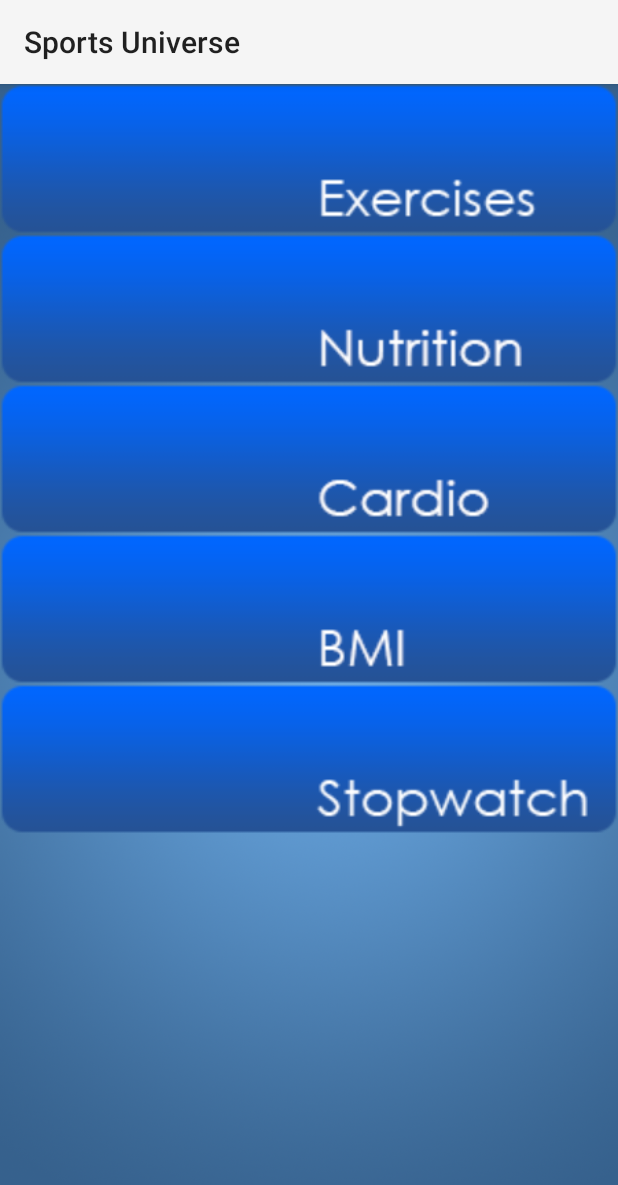
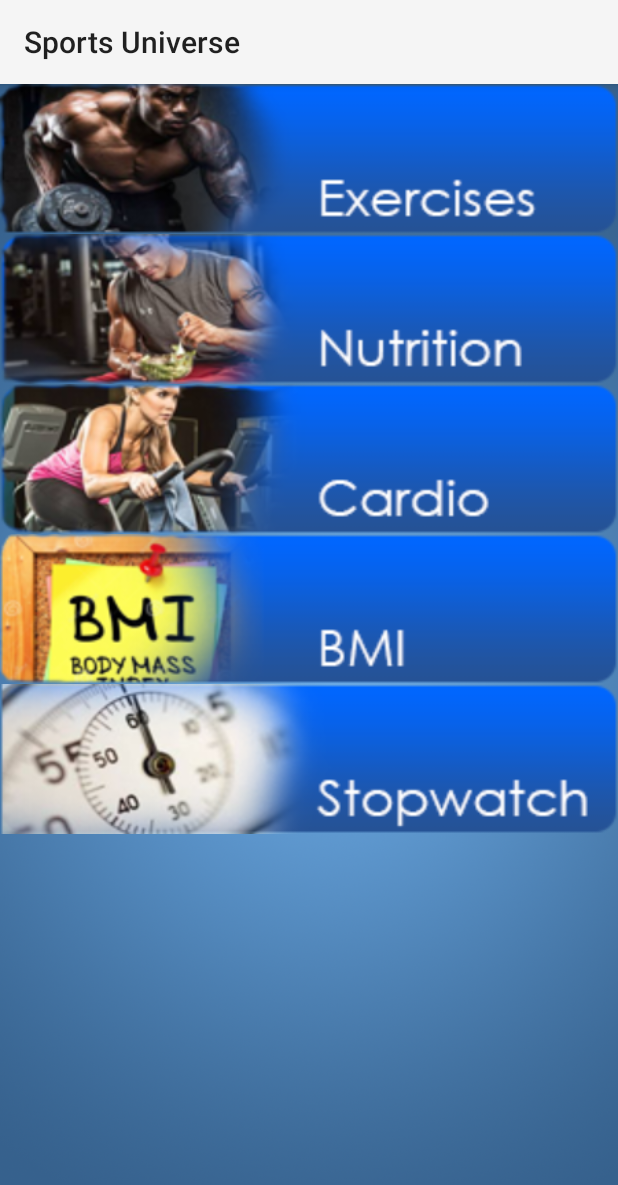
Before and after one commit to robbie321/Sport_Universe, an Android app: the screen it shows after launch (MainActivity), on a phone screen of 412 x 824 dp. Shown: the top 1185 px of the screen. Run offline under Robolectric (Android 15) with nearby library versions, the phone set to English and light mode, and no system bars.

Commit message:
ADDED BUTTONS

```diff
--- a/app/src/main/res/layout/activity_main.xml
+++ b/app/src/main/res/layout/activity_main.xml
@@ -17,7 +17,6 @@
         android:background="@drawable/exercises"
         android:layout_alignParentTop="true"
         android:layout_centerHorizontal="true"
-        android:text="EXERCISES"
         android:textColor="#00000000"/>
 
 
@@ -26,10 +25,9 @@
         android:layout_width="fill_parent"
         android:layout_height="100dp"
         android:id="@+id/nutrition_button"
-        android:background="@drawable/aan"
+        android:background="@drawable/nutrition"
         android:layout_below="@+id/exercise_button"
         android:layout_alignStart="@+id/exercise_button"
-        android:text="NUTRITION"
         android:textColor="#00000000"/>
 
     <Button
@@ -39,14 +37,12 @@
         android:background="@drawable/cardio"
         android:layout_below="@+id/nutrition_button"
         android:layout_centerHorizontal="true"
-        android:text="CARDIO"
         android:textColor="#00000000"/>
     <Button
         android:layout_width="fill_parent"
         android:layout_height="100dp"
         android:id="@+id/stopwatch"
-        android:text="Stopwatch"
-        android:background="@drawable/aastop"
+        android:background="@drawable/stopwatch"
         android:textColor="#00000000"
         android:layout_below="@+id/bmi_button"
         android:layout_alignStart="@+id/cardio_button" />
@@ -55,7 +51,6 @@
         style="?android:attr/buttonStyleSmall"
         android:layout_width="fill_parent"
         android:layout_height="100dp"
-        android:text="BMI"
         android:id="@+id/bmi_button"
         android:background="@drawable/bmi"
         android:textColor="#00000000"
```
Also changed, not shown: app/src/main/res/drawable/bmi.png, app/src/main/res/drawable/cardio.png, app/src/main/res/drawable/exercises.png, app/src/main/res/drawable/nutrition.png (added), app/src/main/res/drawable/stopwatch.png (added).
